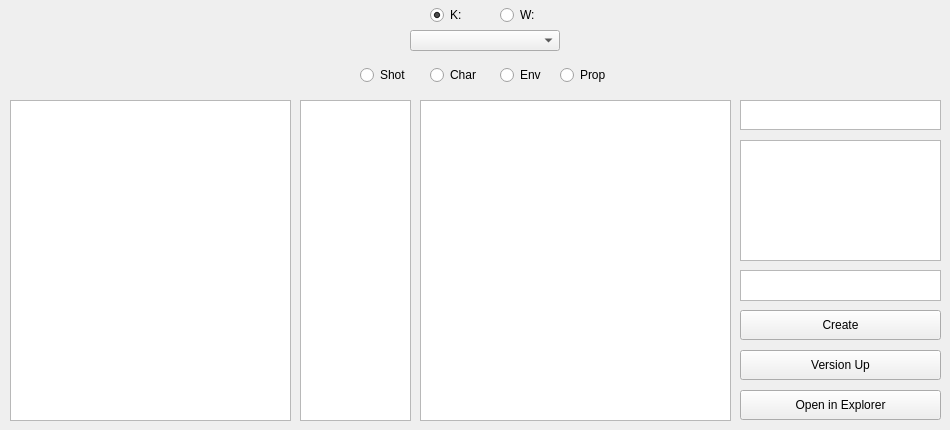
This is Maya/FileManager.ui in pbenjamim/glimpse as Qt 5 draws it before an edit. The edited form follows.
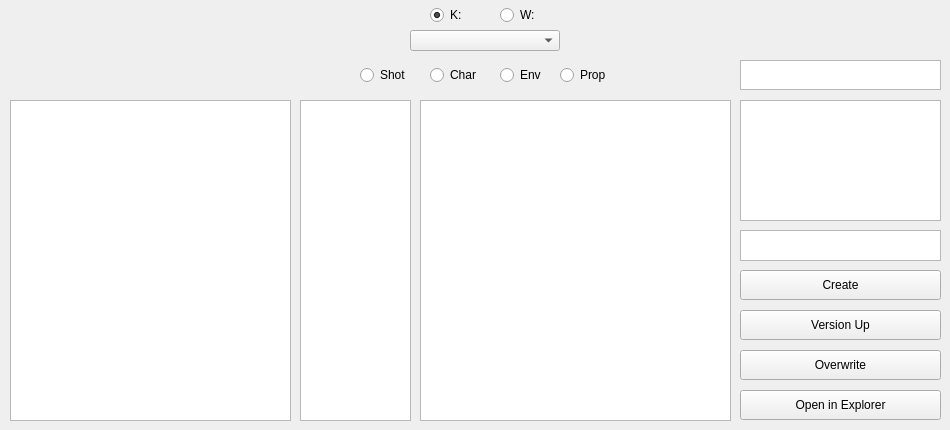
This is the edited form.

Commit message: Overwrite action added

```diff
--- a/Maya/FileManager.ui
+++ b/Maya/FileManager.ui
@@ -182,7 +182,7 @@
    <property name="geometry">
     <rect>
      <x>740</x>
-     <y>100</y>
+     <y>60</y>
      <width>201</width>
      <height>30</height>
     </rect>
@@ -204,7 +204,7 @@
    <property name="geometry">
     <rect>
      <x>740</x>
-     <y>140</y>
+     <y>100</y>
      <width>201</width>
      <height>121</height>
     </rect>
@@ -229,7 +229,7 @@
    <property name="geometry">
     <rect>
      <x>740</x>
-     <y>270</y>
+     <y>230</y>
      <width>201</width>
      <height>31</height>
     </rect>
@@ -251,7 +251,7 @@
    <property name="geometry">
     <rect>
      <x>740</x>
-     <y>310</y>
+     <y>270</y>
      <width>201</width>
      <height>30</height>
     </rect>
@@ -270,7 +270,7 @@
    <property name="geometry">
     <rect>
      <x>740</x>
-     <y>350</y>
+     <y>310</y>
      <width>201</width>
      <height>30</height>
     </rect>
@@ -390,6 +390,25 @@
     <string>Open in Explorer</string>
    </property>
   </widget>
+  <widget class="QPushButton" name="overwriteButton">
+   <property name="geometry">
+    <rect>
+     <x>740</x>
+     <y>350</y>
+     <width>201</width>
+     <height>30</height>
+    </rect>
+   </property>
+   <property name="minimumSize">
+    <size>
+     <width>0</width>
+     <height>0</height>
+    </size>
+   </property>
+   <property name="text">
+    <string>Overwrite</string>
+   </property>
+  </widget>
  </widget>
  <resources/>
  <connections/>
```
The commit also changes 3 other files.
